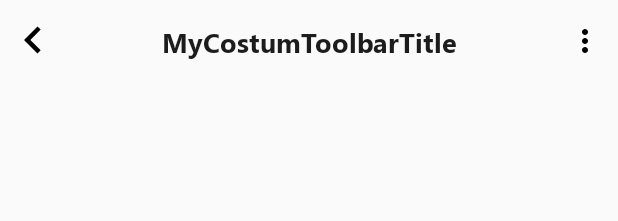
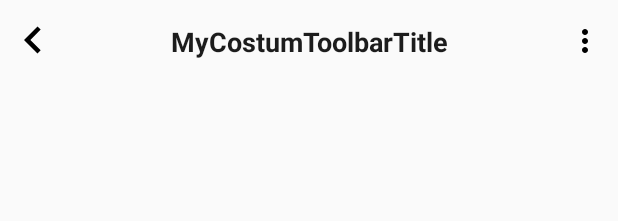
Before and after one commit to gzeinnumer/MyLibStyle, an Android app: the layout activity_main.xml on its own in the app's theme, with its tools: preview values and no code run, on a phone screen of 412 x 824 dp. Shown: the top 221 px of the screen. Run offline under Robolectric (Android 15) with nearby library versions, the phone set to English and light mode, and no system bars.

Commit message:
new update font

```diff
--- a/lib/src/main/res/values/styles.xml
+++ b/lib/src/main/res/values/styles.xml
@@ -9,19 +9,19 @@
     </style>
 
     <style name="BaseTextView">
-        <item name="android:fontFamily">@font/segoe_ui</item>
+<!--        <item name="android:fontFamily">@font/segoe_ui</item>-->
     </style>
 
     <style name="BaseTextView.Bold" parent="BaseTextView">
-        <item name="android:fontFamily">@font/segoe_ui_bold</item>
+<!--        <item name="android:fontFamily">@font/segoe_ui_bold</item>-->
     </style>
 
     <style name="BaseTextView.Italic" parent="BaseTextView">
-        <item name="android:fontFamily">@font/segoe_ui_italic</item>
+<!--        <item name="android:fontFamily">@font/segoe_ui_italic</item>-->
     </style>
 
     <style name="BaseTextView.Bold.Italic" parent="BaseTextView">
-        <item name="android:fontFamily">@font/segoe_ui_bold_italic</item>
+<!--        <item name="android:fontFamily">@font/segoe_ui_bold_italic</item>-->
     </style>
 
     <style name="MyDivider">
```
